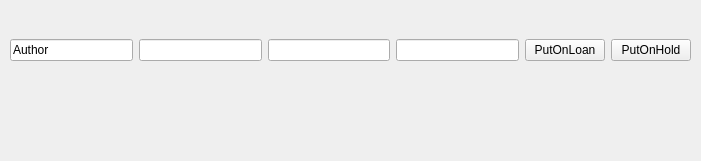
The window that viewItem.ui (C-Rayan/COMP3004A1) describes before a commit, drawn with Qt 5.
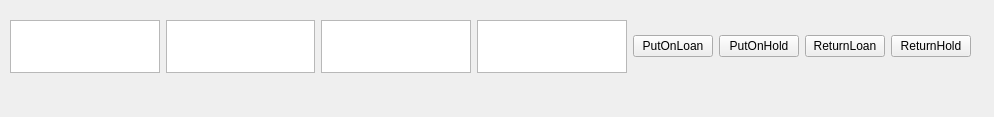
The same window after the commit.

```diff
--- a/viewItem.ui
+++ b/viewItem.ui
@@ -6,8 +6,8 @@
    <rect>
     <x>0</x>
     <y>0</y>
-    <width>701</width>
-    <height>161</height>
+    <width>994</width>
+    <height>117</height>
    </rect>
   </property>
   <property name="sizePolicy">
@@ -24,8 +24,8 @@
     <rect>
      <x>10</x>
      <y>20</y>
-     <width>681</width>
-     <height>61</height>
+     <width>961</width>
+     <height>53</height>
     </rect>
    </property>
    <layout class="QHBoxLayout" name="horizontalLayout_2">
@@ -33,59 +33,23 @@
      <enum>QLayout::SizeConstraint::SetDefaultConstraint</enum>
     </property>
     <item>
-     <widget class="QLineEdit" name="txtTitle_2">
+     <widget class="QTextEdit" name="txtTitle_2">
       <property name="sizePolicy">
-       <sizepolicy hsizetype="Expanding" vsizetype="Fixed">
+       <sizepolicy hsizetype="Preferred" vsizetype="Preferred">
         <horstretch>0</horstretch>
         <verstretch>0</verstretch>
        </sizepolicy>
       </property>
-      <property name="text">
-       <string>Author</string>
-      </property>
-      <property name="readOnly">
-       <bool>true</bool>
-      </property>
      </widget>
     </item>
     <item>
-     <widget class="QLineEdit" name="txtAuthor_2">
-      <property name="sizePolicy">
-       <sizepolicy hsizetype="MinimumExpanding" vsizetype="Fixed">
-        <horstretch>0</horstretch>
-        <verstretch>0</verstretch>
-       </sizepolicy>
-      </property>
-      <property name="readOnly">
-       <bool>true</bool>
-      </property>
-     </widget>
+     <widget class="QTextEdit" name="txtAuthor_2"/>
     </item>
     <item>
-     <widget class="QLineEdit" name="txtFormat_2">
-      <property name="sizePolicy">
-       <sizepolicy hsizetype="MinimumExpanding" vsizetype="Fixed">
-        <horstretch>0</horstretch>
-        <verstretch>0</verstretch>
-       </sizepolicy>
-      </property>
-      <property name="readOnly">
-       <bool>true</bool>
-      </property>
-     </widget>
+     <widget class="QTextEdit" name="txtFormat_2"/>
     </item>
     <item>
-     <widget class="QLineEdit" name="txtAvailable_2">
-      <property name="sizePolicy">
-       <sizepolicy hsizetype="MinimumExpanding" vsizetype="Fixed">
-        <horstretch>0</horstretch>
-        <verstretch>0</verstretch>
-       </sizepolicy>
-      </property>
-      <property name="readOnly">
-       <bool>true</bool>
-      </property>
-     </widget>
+     <widget class="QTextEdit" name="txtAvailable_2"/>
     </item>
     <item>
      <widget class="QPushButton" name="pushButton_3">
@@ -101,6 +65,20 @@
       </property>
      </widget>
     </item>
+    <item>
+     <widget class="QPushButton" name="ReturnLoanButton">
+      <property name="text">
+       <string>ReturnLoan</string>
+      </property>
+     </widget>
+    </item>
+    <item>
+     <widget class="QPushButton" name="RetunHoldButton">
+      <property name="text">
+       <string>ReturnHold</string>
+      </property>
+     </widget>
+    </item>
    </layout>
   </widget>
  </widget>
```
Left out of the diff: 4 changed lines with no effect on the pictures.
